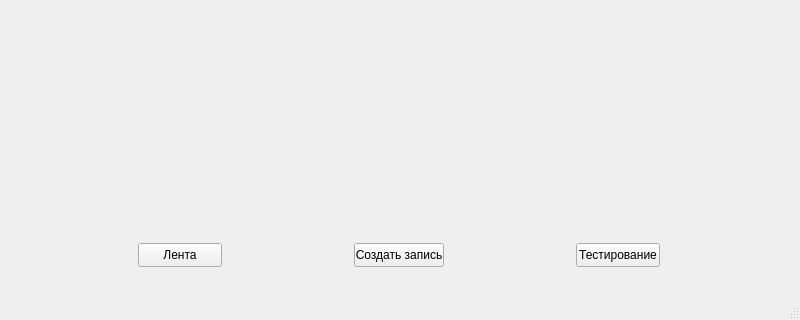
First picture: the form in mainwindow.ui, repository kostya-vorobev/Lents, before the edit; both pictures show x 0 to 800 and y 280 to 600 of the 800 by 600 pixel window.
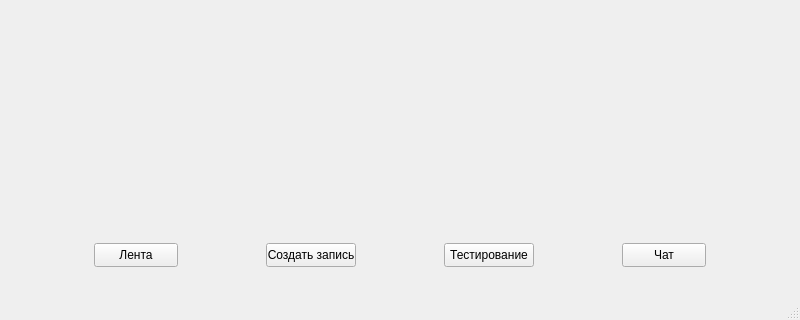
Second picture: the form after the edit.

What changed in the file:
```diff
--- a/mainwindow.ui
+++ b/mainwindow.ui
@@ -112,16 +112,22 @@
       </widget>
      </item>
      <item>
-      <widget class="QPushButton" name="pushButton">
+      <widget class="QPushButton" name="pushButton_5">
+       <property name="sizePolicy">
+        <sizepolicy hsizetype="Minimum" vsizetype="Fixed">
+         <horstretch>0</horstretch>
+         <verstretch>0</verstretch>
+        </sizepolicy>
+       </property>
        <property name="minimumSize">
         <size>
-         <width>84</width>
+         <width>90</width>
          <height>24</height>
         </size>
        </property>
        <property name="maximumSize">
         <size>
-         <width>84</width>
+         <width>90</width>
          <height>24</height>
         </size>
        </property>
@@ -130,6 +136,25 @@
        </property>
       </widget>
      </item>
+     <item>
+      <widget class="QPushButton" name="pushButton">
+       <property name="minimumSize">
+        <size>
+         <width>84</width>
+         <height>24</height>
+        </size>
+       </property>
+       <property name="maximumSize">
+        <size>
+         <width>84</width>
+         <height>24</height>
+        </size>
+       </property>
+       <property name="text">
+        <string>Чат</string>
+       </property>
+      </widget>
+     </item>
     </layout>
    </widget>
    <widget class="QWidget" name="horizontalLayoutWidget_2">
```
Left out of the diff: 3 changed lines with no effect on the pictures.
